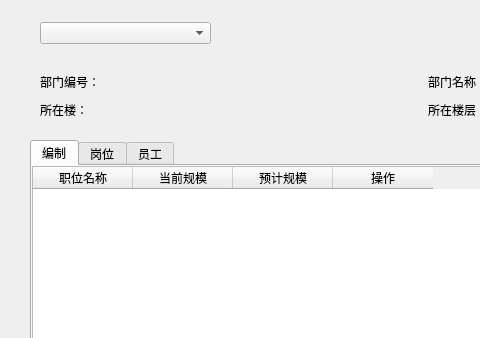
Qt form 王景岳/project/EmployeeSystem/subpage/dept_pos.ui (Faran-sward/EmployeeSystem) before a commit; both pictures show x 0 to 480 and y 0 to 338 of the 701 by 539 pixel window.
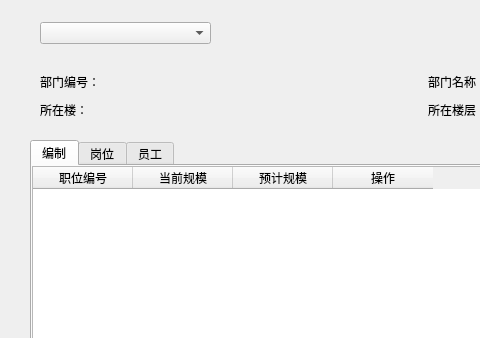
The same form after that commit. Custom widgets are drawn as their Qt base class.

Diff of the .ui file:
```diff
--- a/王景岳/project/EmployeeSystem/subpage/dept_pos.ui
+++ b/王景岳/project/EmployeeSystem/subpage/dept_pos.ui
@@ -348,9 +348,18 @@
          <property name="styleSheet">
           <string notr="true"/>
          </property>
+         <attribute name="horizontalHeaderVisible">
+          <bool>true</bool>
+         </attribute>
+         <attribute name="horizontalHeaderHighlightSections">
+          <bool>true</bool>
+         </attribute>
+         <attribute name="verticalHeaderVisible">
+          <bool>false</bool>
+         </attribute>
          <column>
           <property name="text">
-           <string>职位名称</string>
+           <string>职位编号</string>
           </property>
          </column>
          <column>
@@ -480,6 +489,12 @@
    <header>subpage/add_post.h</header>
    <container>1</container>
   </customwidget>
+  <customwidget>
+   <class>Change_Auth</class>
+   <extends>QWidget</extends>
+   <header>subpage/change_auth.h</header>
+   <container>1</container>
+  </customwidget>
  </customwidgets>
  <resources/>
  <connections/>
```
Left out of the diff: 44 changed lines with no effect on the pictures. Lines whose indentation alone changed are shown as unchanged.
